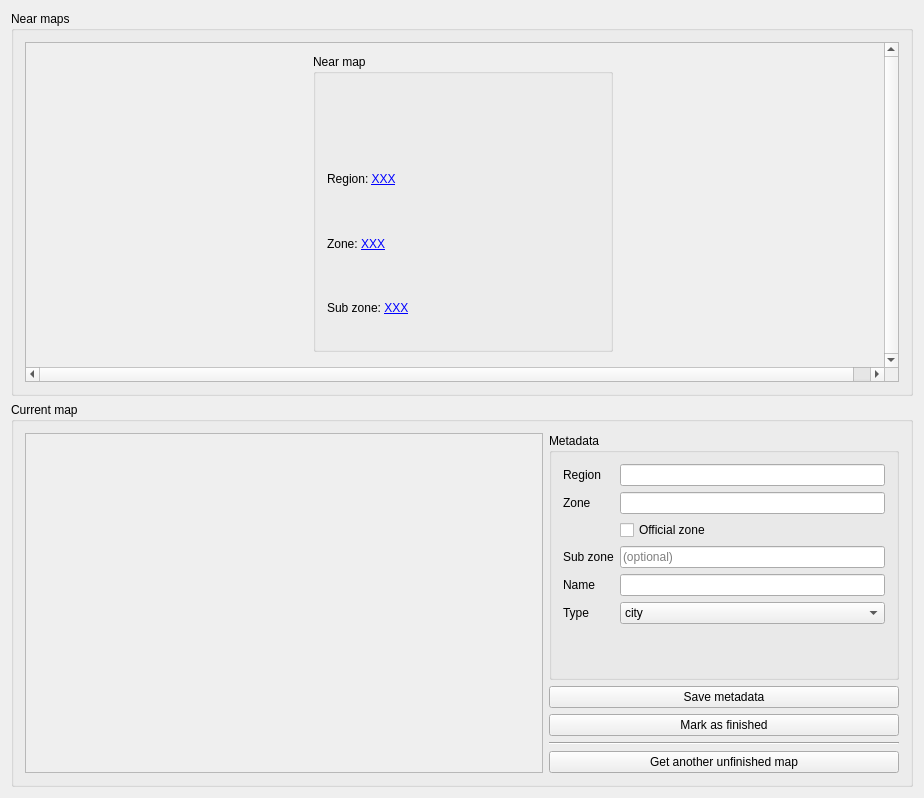
alphaonex86/CatchChallenger, file tools/map-metadata/MainWindow.ui: the form before one commit.
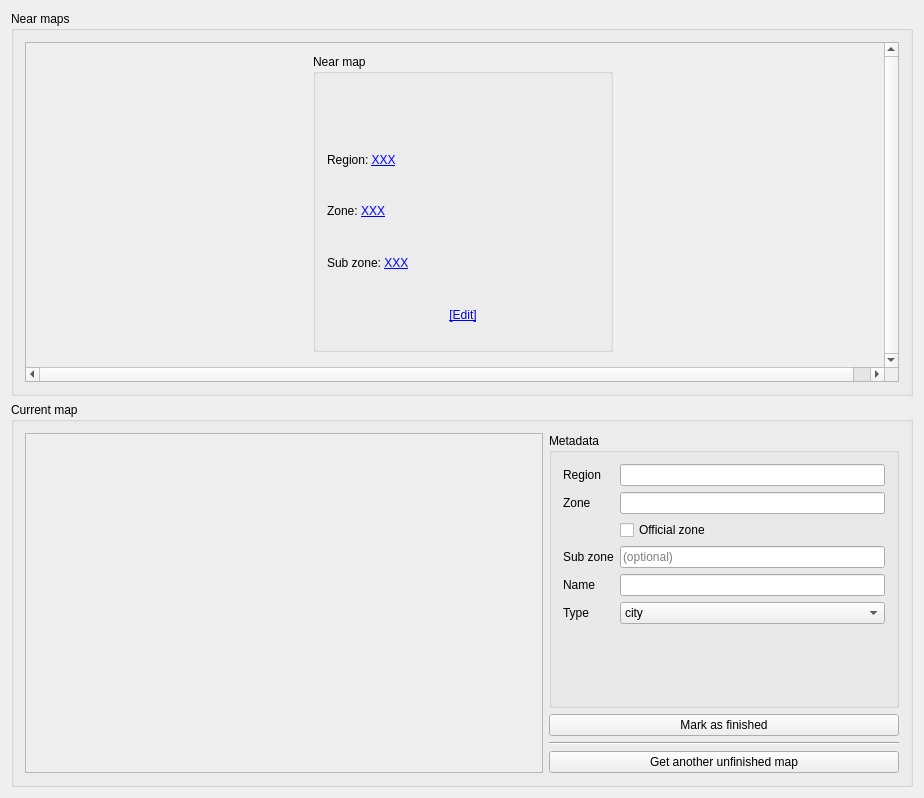
The form after the commit. Icons and pictures are not drawn.

Commit message: [Change] Progress on map metadata tool

Patch:
```diff
--- a/tools/map-metadata/MainWindow.ui
+++ b/tools/map-metadata/MainWindow.ui
@@ -100,6 +100,16 @@
                 </property>
                </widget>
               </item>
+              <item>
+               <widget class="QLabel" name="label_10">
+                <property name="text">
+                 <string>&lt;a href=&quot;map:XXXX&quot;&gt;[Edit]&lt;/a&gt;</string>
+                </property>
+                <property name="alignment">
+                 <set>Qt::AlignCenter</set>
+                </property>
+               </widget>
+              </item>
              </layout>
             </widget>
            </item>
@@ -243,19 +253,6 @@
          </item>
          <item>
           <layout class="QVBoxLayout" name="verticalLayout_4">
-           <item>
-            <widget class="QPushButton" name="saveMetadata">
-             <property name="maximumSize">
-              <size>
-               <width>350</width>
-               <height>16777215</height>
-              </size>
-             </property>
-             <property name="text">
-              <string>Save metadata</string>
-             </property>
-            </widget>
-           </item>
            <item>
             <widget class="QPushButton" name="markAsFinished">
              <property name="maximumSize">
```
Left out of the diff: 2 changed lines with no effect on the pictures. The commit also changes 3 other files.
